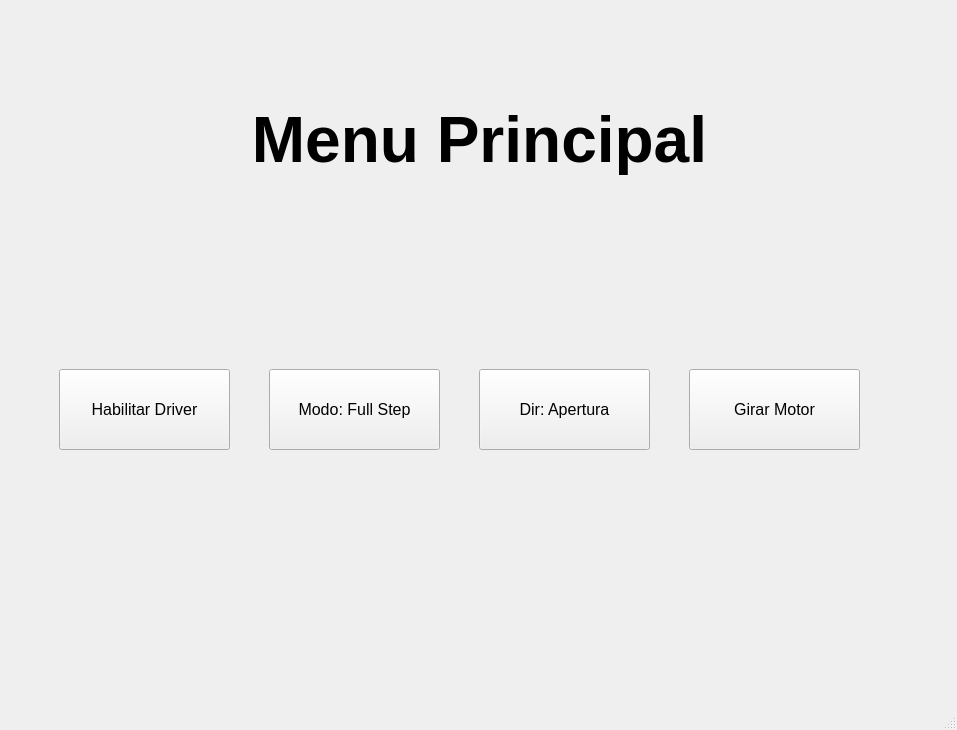
This is software-aura1000/gui/pyqt_gui.ui in pablinleiva235/Proyecto-Final as Qt 5 draws it before an edit. The edited form follows.
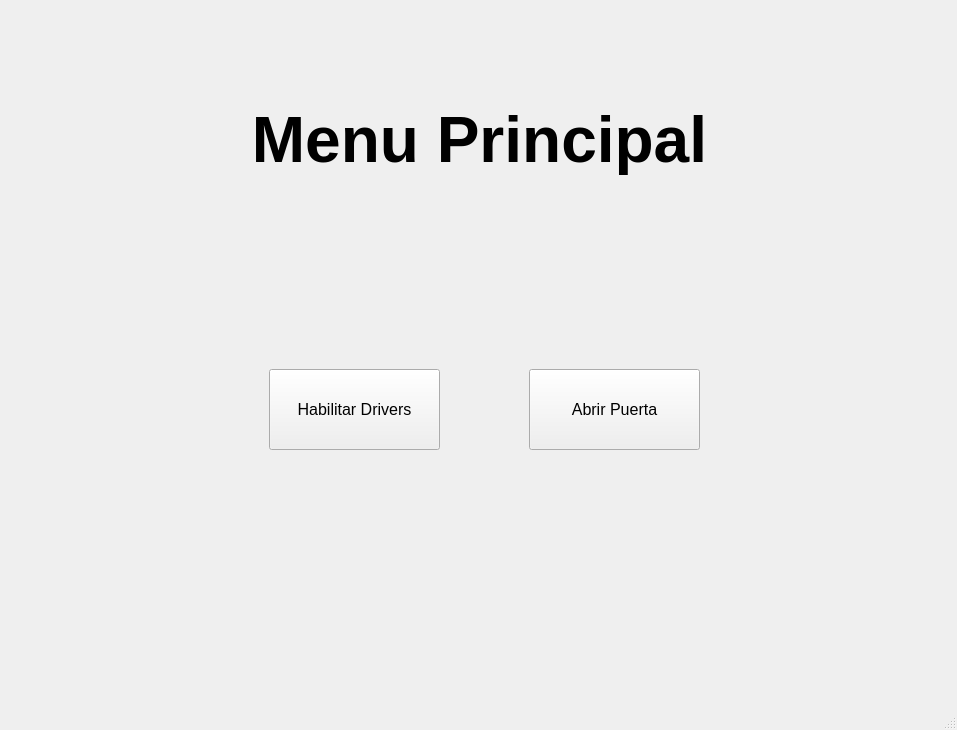
This is the edited form.

Commit message: Prueba de apagado y apertura y cierre de puerta

What changed in the file:
```diff
--- a/software-aura1000/gui/pyqt_gui.ui
+++ b/software-aura1000/gui/pyqt_gui.ui
@@ -52,25 +52,7 @@
          <bool>true</bool>
         </property>
        </widget>
-       <widget class="QPushButton" name="MenuPrincipal_btn_toggle_enable">
-        <property name="geometry">
-         <rect>
-          <x>50</x>
-          <y>360</y>
-          <width>171</width>
-          <height>81</height>
-         </rect>
-        </property>
-        <property name="font">
-         <font>
-          <pointsize>12</pointsize>
-         </font>
-        </property>
-        <property name="text">
-         <string>Habilitar Driver</string>
-        </property>
-       </widget>
-       <widget class="QPushButton" name="MenuPrincipal_btn_toggle_step">
+       <widget class="QPushButton" name="MenuPrincipal_btn_enable_driver">
         <property name="geometry">
          <rect>
           <x>260</x>
@@ -85,13 +67,13 @@
          </font>
         </property>
         <property name="text">
-         <string>Modo: Full Step</string>
+         <string>Habilitar Drivers</string>
         </property>
        </widget>
        <widget class="QPushButton" name="MenuPrincipal_btn_toggle_dir">
         <property name="geometry">
          <rect>
-          <x>470</x>
+          <x>520</x>
           <y>360</y>
           <width>171</width>
           <height>81</height>
@@ -103,25 +85,7 @@
          </font>
         </property>
         <property name="text">
-         <string>Dir: Apertura</string>
-        </property>
-       </widget>
-       <widget class="QPushButton" name="MenuPrincipal_btn_toggle_run">
-        <property name="geometry">
-         <rect>
-          <x>680</x>
-          <y>360</y>
-          <width>171</width>
-          <height>81</height>
-         </rect>
-        </property>
-        <property name="font">
-         <font>
-          <pointsize>12</pointsize>
-         </font>
-        </property>
-        <property name="text">
-         <string>Girar Motor</string>
+         <string>Abrir Puerta</string>
         </property>
        </widget>
       </widget>
```
Left out of the diff: 2 changed lines with no effect on the pictures. The commit also changes 3 other files.
